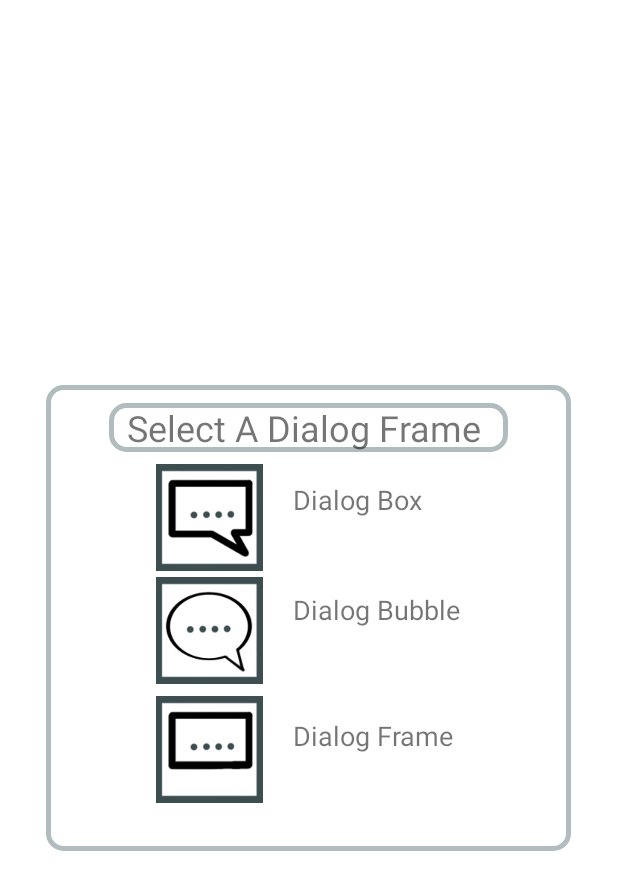
After one commit to stevoh30/ComicStrip_Application, an Android app: the layout dialog_boxselection.xml on its own in the app's theme, with its tools: preview values and no code run, on a phone screen of 412 x 824 dp. The commit adds this screen. Shown: the top 890 px of the screen. Run offline under Robolectric (Android 15) with nearby library versions, the phone set to English and light mode, and no system bars.

Commit message:
Custom dialog box
Custom dialog created to allow the user to select from multiple dialogboxes when generating images.
Added more graphic images and removed unused components.

```diff
--- a/app/src/main/java/com/example/comicstrip_application/MyTouchListener1.java
+++ b/app/src/main/java/com/example/comicstrip_application/MyTouchListener1.java
@@ -1,7 +1,11 @@
 package com.example.comicstrip_application;
 
+import android.util.Log;
+import android.view.DragEvent;
 import android.view.MotionEvent;
 import android.view.View;
+
+import androidx.constraintlayout.widget.ConstraintLayout;
 
 // class MyTouchListener allows user to drag and drop object anywhere within the layout
 class MyTouchListener1 implements View.OnTouchListener {
--- /dev/null
+++ b/app/src/main/res/drawable/layout_border.xml
@@ -0,0 +1,7 @@
+<?xml version="1.0" encoding="UTF-8"?>
+<shape xmlns:android="http://schemas.android.com/apk/res/android">
+    <solid android:color="#FFFFFF"/>
+    <stroke android:width="3dip" android:color="#B1BCBE" />
+    <corners android:radius="10dip"/>
+    <padding android:left="0dip" android:top="0dip" android:right="0dip" android:bottom="0dip" />
+</shape>
--- /dev/null
+++ b/app/src/main/res/layout/dialog_boxselection.xml
@@ -0,0 +1,99 @@
+<?xml version="1.0" encoding="utf-8"?>
+<androidx.constraintlayout.widget.ConstraintLayout
+    xmlns:android="http://schemas.android.com/apk/res/android"
+    xmlns:app="http://schemas.android.com/apk/res-auto"
+    xmlns:tools="http://schemas.android.com/tools"
+    android:layout_width="350dp"
+    android:layout_gravity="center"
+    android:background="@drawable/layout_border"
+    android:layout_height="wrap_content">
+
+    <TextView
+        android:id="@+id/textView5"
+        android:layout_width="wrap_content"
+        android:layout_height="wrap_content"
+        android:layout_marginTop="12dp"
+        android:background="@drawable/layout_border"
+        android:text="  Select A Dialog Frame   "
+        android:textSize="24sp"
+        app:layout_constraintEnd_toEndOf="parent"
+        app:layout_constraintStart_toStartOf="parent"
+        app:layout_constraintTop_toTopOf="parent" />
+
+    <TextView
+        android:id="@+id/textView4"
+        android:layout_width="120dp"
+        android:layout_height="28dp"
+        android:layout_marginBottom="32dp"
+
+        android:text="Dialog Frame"
+        android:textSize="18sp"
+        app:layout_constraintBottom_toBottomOf="parent"
+        app:layout_constraintEnd_toEndOf="parent"
+        app:layout_constraintHorizontal_bias="0.197"
+        app:layout_constraintStart_toEndOf="@+id/imgCreateDFrame"
+        app:layout_constraintTop_toTopOf="parent"
+        app:layout_constraintVertical_bias="0.883" />
+
+    <TextView
+        android:id="@+id/textView3"
+        android:layout_width="120dp"
+        android:layout_height="28dp"
+        android:layout_marginBottom="56dp"
+        android:text="Dialog Bubble"
+        android:textSize="18sp"
+        app:layout_constraintBottom_toTopOf="@+id/textView4"
+        app:layout_constraintEnd_toEndOf="parent"
+        app:layout_constraintHorizontal_bias="0.197"
+        app:layout_constraintStart_toEndOf="@+id/imgCreateDBubble" />
+
+    <TextView
+        android:id="@+id/textView2"
+        android:layout_width="101dp"
+        android:layout_height="29dp"
+        android:text="Dialog Box"
+        android:textSize="18sp"
+        app:layout_constraintBottom_toTopOf="@+id/textView3"
+        app:layout_constraintEnd_toEndOf="parent"
+        app:layout_constraintHorizontal_bias="0.16"
+        app:layout_constraintStart_toEndOf="@+id/imgCreateDBox"
+        app:layout_constraintTop_toTopOf="parent"
+        app:layout_constraintVertical_bias="0.592" />
+
+    <ImageView
+        android:id="@+id/imgCreateDFrame"
+        android:layout_width="80dp"
+        android:layout_height="71dp"
+        android:layout_marginTop="8dp"
+        android:layout_marginBottom="32dp"
+        app:layout_constraintBottom_toBottomOf="parent"
+        app:layout_constraintEnd_toEndOf="parent"
+        app:layout_constraintHorizontal_bias="0.255"
+        app:layout_constraintStart_toStartOf="parent"
+        app:layout_constraintTop_toBottomOf="@+id/imgCreateDBubble"
+        app:layout_constraintVertical_bias="1.0"
+        app:srcCompat="@drawable/generateframe_icon" />
+
+    <ImageView
+        android:id="@+id/imgCreateDBox"
+        android:layout_width="80dp"
+        android:layout_height="71dp"
+        android:layout_marginTop="8dp"
+        app:layout_constraintEnd_toEndOf="parent"
+        app:layout_constraintHorizontal_bias="0.255"
+        app:layout_constraintStart_toStartOf="parent"
+        app:layout_constraintTop_toBottomOf="@+id/textView5"
+        app:srcCompat="@drawable/generatebubble_icon" />
+
+    <ImageView
+        android:id="@+id/imgCreateDBubble"
+        android:layout_width="80dp"
+        android:layout_height="71dp"
+        android:layout_marginTop="4dp"
+        app:layout_constraintEnd_toEndOf="parent"
+        app:layout_constraintHorizontal_bias="0.255"
+        app:layout_constraintStart_toStartOf="parent"
+        app:layout_constraintTop_toBottomOf="@+id/imgCreateDBox"
+        app:srcCompat="@drawable/generatebubble2_icon" />
+
+</androidx.constraintlayout.widget.ConstraintLayout>
```
Also changed, not shown: app/src/main/java/com/example/comicstrip_application/Activity_Template1.java (+136 -39 lines), app/src/main/java/com/example/comicstrip_application/Activity_Template2.java (+0 -246 lines), app/src/main/res/layout/activity__template1.xml (+44 -44 lines), app/src/main/res/drawable/dialog_box1.png (deleted), app/src/main/res/drawable/dialog_bubble.png (added), app/src/main/res/drawable/dialog_frame.png (added), app/src/main/res/drawable/dialogbox.png (deleted), app/src/main/res/drawable/generatebubble2_icon.png (added), app/src/main/res/drawable/generateframe_icon.png (added).
